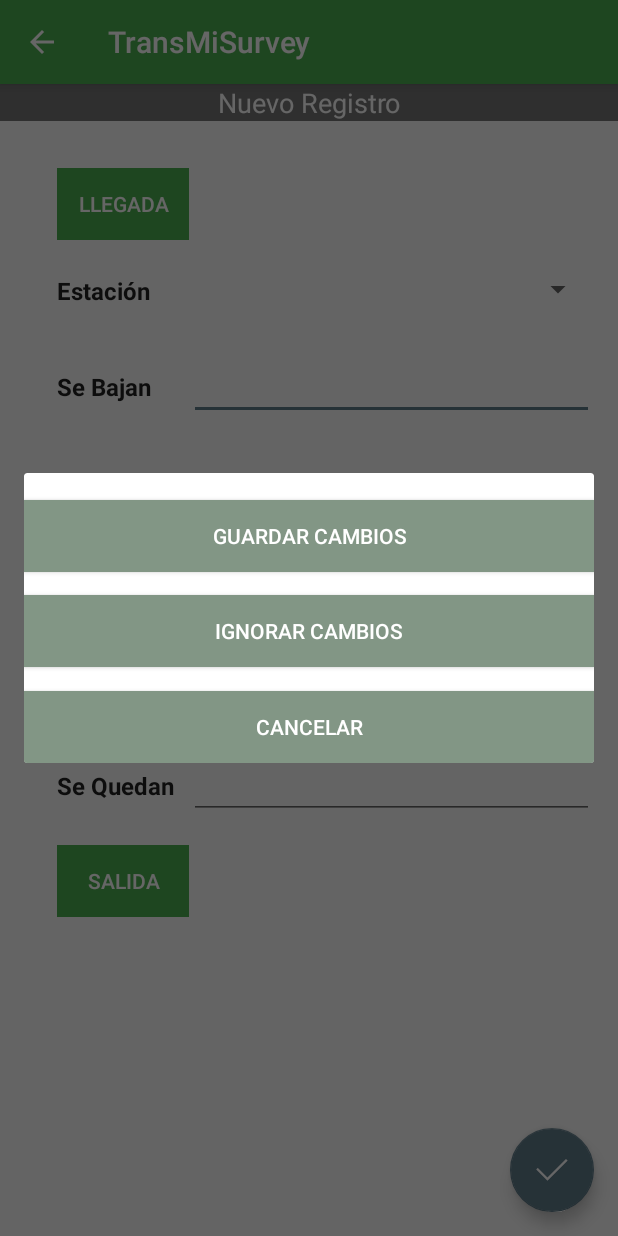
After one commit to angynk/TmSu, an Android app: the fragment AlertGuardarDatos placed in its activity, on a phone screen of 412 x 824 dp. The commit adds this screen. Run offline under Robolectric (Android 15) with nearby library versions, the phone set to English and light mode, and no system bars; libraries missing offline, so code that uses them is left out: com.toptoche.searchablespinnerlibrary, io.realm; plain views replace SearchableSpinner; 6 statements that could not run were skipped.

Commit message:
Dialog Frame

```diff
--- /dev/null
+++ b/app/src/main/java/com/transmilenio/transmisurvey/fragments/AlertGuardarDatos.java
@@ -0,0 +1,74 @@
+package com.transmilenio.transmisurvey.fragments;
+
+import android.content.Intent;
+import android.os.Bundle;
+import android.support.annotation.Nullable;
+import android.support.v4.app.DialogFragment;
+import android.view.LayoutInflater;
+import android.view.View;
+import android.view.ViewGroup;
+import android.widget.Button;
+import android.widget.Toast;
+
+import com.transmilenio.transmisurvey.R;
+import com.transmilenio.transmisurvey.activites.ListaRegistrosActivity;
+import com.transmilenio.transmisurvey.activites.MainActivity;
+import com.transmilenio.transmisurvey.activites.RegistroActivity;
+
+/**
+ * Created by nataly on 10/10/2017.
+ */
+
+public class AlertGuardarDatos extends DialogFragment {
+
+    private Button buttonGuardar,buttonCancelar,buttonIgnorar;
+    private int idEncuesta;
+
+
+    @Override
+    public View onCreateView(LayoutInflater inflater, ViewGroup container,
+                             Bundle savedInstanceState) {
+        View rootView = inflater.inflate(R.layout.dialogguardar, container,
+                false);
+        idEncuesta =  getArguments().getInt("idEncuesta");
+        return rootView;
+    }
+
+
+    @Override
+    public void onViewCreated(final View view, @Nullable Bundle savedInstanceState) {
+        super.onViewCreated(view, savedInstanceState);
+
+        getDialog().setTitle("Salir de Encuesta");
+
+        buttonGuardar = (Button) view.findViewById(R.id.button_guardar_alert);
+        buttonCancelar = (Button) view.findViewById(R.id.button_cancelar_alert);
+        buttonIgnorar = (Button) view.findViewById(R.id.button_noguardar_alert);
+
+        buttonCancelar.setOnClickListener(new View.OnClickListener() {
+            @Override
+            public void onClick(View v) {
+                dismiss(); // Cerrar Dialog
+            }
+        });
+
+        buttonGuardar.setOnClickListener(new View.OnClickListener() {
+            @Override
+            public void onClick(View v) {
+                //Guardar cambios
+                Intent intent = new Intent(view.getContext(), MainActivity.class);
+                startActivity(intent);
+            }
+        });
+
+        buttonIgnorar.setOnClickListener(new View.OnClickListener() {
+            @Override
+            public void onClick(View v) {
+                Intent intent = new Intent(view.getContext(), MainActivity.class);
+                intent.putExtra("idEncuesta",  idEncuesta);
+                startActivity(intent);
+            }
+        });
+    }
+
+}
--- a/app/src/main/res/layout/activity_lista_registros.xml
+++ b/app/src/main/res/layout/activity_lista_registros.xml
@@ -49,7 +49,7 @@
             android:layout_height="wrap_content"
             android:layout_gravity="bottom|center"
             android:layout_margin="10dp"
-            android:text="@string/button_guardar" />
+            android:text="@string/button_finalizar" />
 
     </FrameLayout>
 
--- /dev/null
+++ b/app/src/main/res/layout/dialogguardar.xml
@@ -0,0 +1,41 @@
+<RelativeLayout xmlns:android="http://schemas.android.com/apk/res/android"
+    xmlns:tools="http://schemas.android.com/tools"
+    android:layout_width="match_parent"
+    android:layout_height="match_parent" >
+
+    <Button
+        android:id="@+id/button_guardar_alert"
+        android:layout_width="match_parent"
+        android:layout_height="wrap_content"
+        android:layout_marginTop="18dp"
+        android:text="@string/button_guardar"
+        style="@style/AppTheme.ButtonDialog"
+        android:layout_alignParentTop="true"
+        android:layout_alignParentLeft="true"
+        android:layout_alignParentStart="true" />
+
+    <Button
+        android:id="@+id/button_noguardar_alert"
+        android:layout_width="match_parent"
+        android:layout_height="wrap_content"
+        android:text="@string/button_ignorar"
+        style="@style/AppTheme.ButtonDialog"
+        android:layout_marginTop="15dp"
+        android:layout_below="@+id/button_guardar_alert"
+        android:layout_alignParentLeft="true"
+        android:layout_alignParentStart="true" />
+
+    <Button
+        android:id="@+id/button_cancelar_alert"
+        android:layout_width="wrap_content"
+        android:layout_height="wrap_content"
+        android:text="@string/button_cancelar"
+        style="@style/AppTheme.ButtonDialog"
+        android:layout_marginTop="16dp"
+        android:layout_below="@+id/button_noguardar_alert"
+        android:layout_alignParentLeft="true"
+        android:layout_alignParentStart="true"
+        android:layout_alignParentRight="true"
+        android:layout_alignParentEnd="true" />
+
+</RelativeLayout>
--- a/app/src/main/res/values/colors.xml
+++ b/app/src/main/res/values/colors.xml
@@ -10,4 +10,6 @@
 
     <color name="colorButtonNormal">#757575</color>
     <color name="colorTextButton">#FFFFFF</color>
+
+    <color name="colorButtonDialog">#829685</color>
 </resources>
--- a/app/src/main/res/values/strings.xml
+++ b/app/src/main/res/values/strings.xml
@@ -18,8 +18,12 @@
     <string name="bajan">Se Bajan</string>
     <string name="suben">Se Suben</string>
     <string name="quedan">Se Quedan</string>
+    <string name="text_salir_encuesta">Salir de Encuesta</string>
 
-    <string name="button_guardar">Guardar</string>
+    <string name="button_finalizar">Finalizar</string>
+    <string name="button_guardar">Guardar Cambios</string>
+    <string name="button_ignorar">Ignorar Cambios</string>
+    <string name="button_cancelar">Cancelar</string>
 
     <!-- TODO: Remove or change this placeholder text -->
     <string name="hello_blank_fragment">Hello blank fragment</string>
--- a/app/src/main/res/values/styles.xml
+++ b/app/src/main/res/values/styles.xml
@@ -38,6 +38,11 @@
         <item name="android:textStyle">bold</item>
     </style>
 
+    <style name="AppTheme.ButtonDialog" parent="Base.Widget.AppCompat.Button">
+        <item name="android:background">@color/colorButtonDialog</item>
+        <item name="android:textColor">@color/colorTextButton</item>
+    </style>
+
 
 
 </resources>
```
Also changed, not shown: app/src/main/java/com/transmilenio/transmisurvey/activites/ListaRegistrosActivity.java (+21 -2 lines), app/src/main/java/com/transmilenio/transmisurvey/activites/MainActivity.java (+31 -0 lines).
